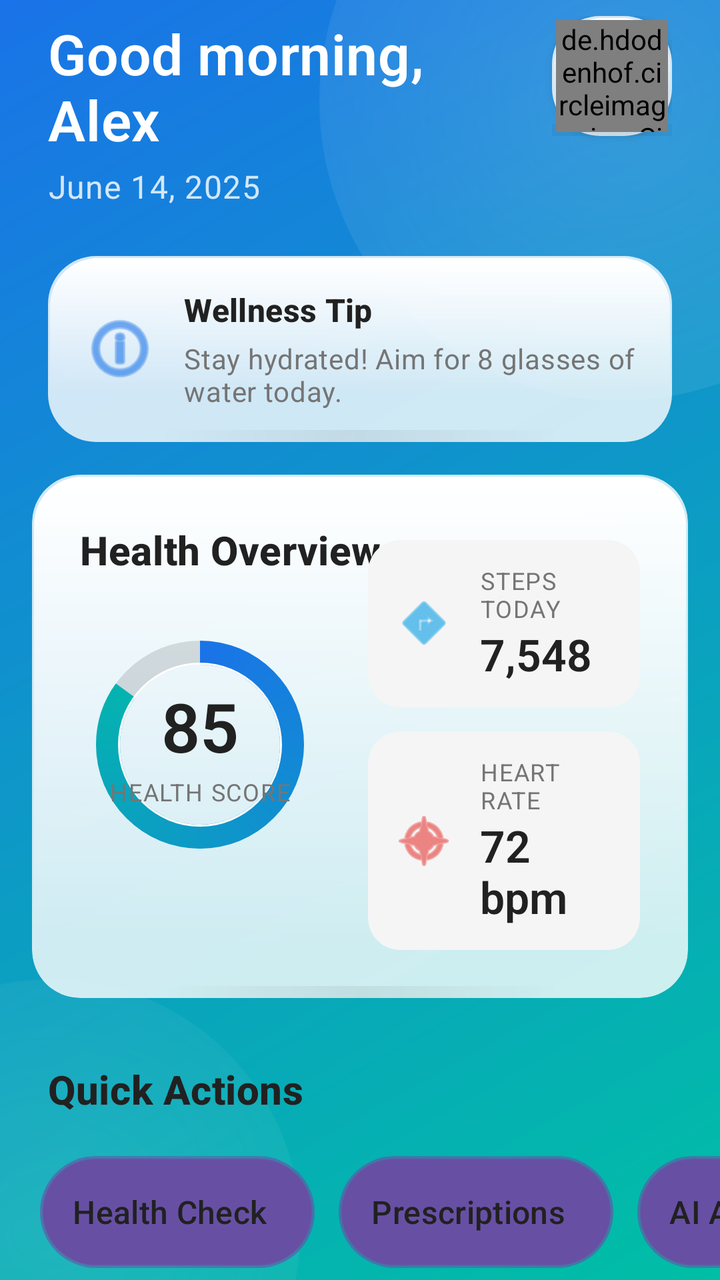
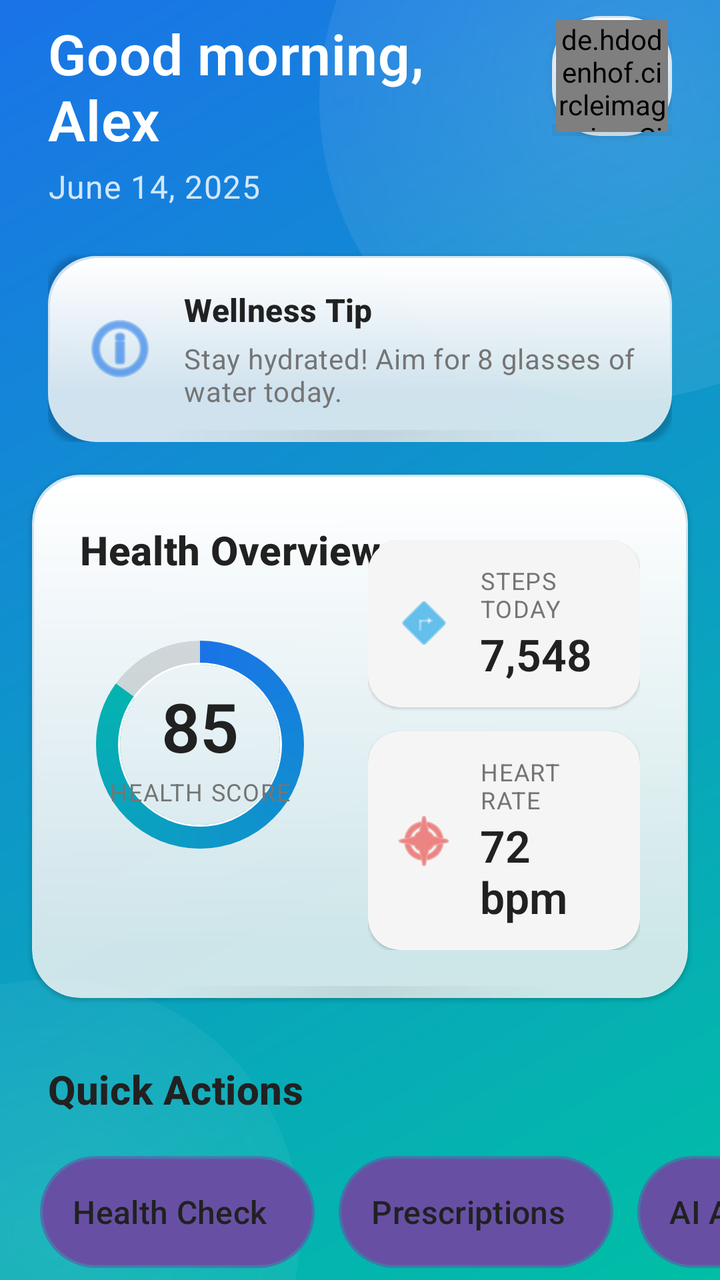

Before-and-after screenshots of an Android layout around one commit, followed by the original layout XML and the change that was made.
<!-- AndroidManifest.xml: application theme Theme.Health_Assistant -->
<!-- res/layout/fragment_home.xml -->
<?xml version="1.0" encoding="utf-8"?>
<androidx.coordinatorlayout.widget.CoordinatorLayout xmlns:android="http://schemas.android.com/apk/res/android"
    xmlns:app="http://schemas.android.com/apk/res-auto"
    xmlns:tools="http://schemas.android.com/tools"
    android:layout_width="match_parent"
    android:layout_height="match_parent"
    android:background="@android:color/transparent"
    tools:context=".features.home.HomeFragment">

    
    <FrameLayout
        android:id="@+id/dynamic_background"
        android:layout_width="match_parent"
        android:layout_height="match_parent">

        <View
            android:layout_width="match_parent"
            android:layout_height="match_parent"
            android:background="@drawable/premium_gradient_background" />

        
        <View
            android:id="@+id/decorative_shape_1"
            android:layout_width="300dp"
            android:layout_height="300dp"
            android:layout_gravity="top|end"
            android:layout_marginTop="-100dp"
            android:layout_marginEnd="-100dp"
            android:alpha="0.3"
            android:background="@drawable/decorative_circle_shape" />

        
        <View
            android:id="@+id/decorative_shape_2"
            android:layout_width="250dp"
            android:layout_height="250dp"
            android:layout_gravity="bottom|start"
            android:layout_marginBottom="-100dp"
            android:layout_marginStart="-100dp"
            android:alpha="0.2"
            android:background="@drawable/decorative_circle_shape" />
    </FrameLayout>

    
    <androidx.core.widget.NestedScrollView
        android:layout_width="match_parent"
        android:layout_height="match_parent"
        android:fillViewport="true"
        android:overScrollMode="never"
        android:clipToPadding="false"
        android:scrollbars="none"
        android:background="@android:color/transparent"
        android:paddingTop="0dp">

        <androidx.constraintlayout.widget.ConstraintLayout
            android:layout_width="match_parent"
            android:layout_height="wrap_content"
            android:background="@android:color/transparent"
            android:paddingBottom="24dp">

            
            <androidx.constraintlayout.widget.ConstraintLayout
                android:id="@+id/top_section"
                android:layout_width="0dp"
                android:layout_height="wrap_content"
                android:paddingStart="24dp"
                android:paddingTop="8dp"
                android:paddingEnd="24dp"
                android:paddingBottom="32dp"
                android:background="@android:color/transparent"
                app:layout_constraintEnd_toEndOf="parent"
                app:layout_constraintStart_toStartOf="parent"
                app:layout_constraintTop_toTopOf="parent">

                <LinearLayout
                    android:id="@+id/greeting_container"
                    android:layout_width="0dp"
                    android:layout_height="wrap_content"
                    android:layout_marginEnd="16dp"
                    android:orientation="vertical"
                    app:layout_constraintEnd_toStartOf="@+id/avatar_container"
                    app:layout_constraintStart_toStartOf="parent"
                    app:layout_constraintTop_toTopOf="parent">

                    <TextView
                        android:id="@+id/greeting_text"
                        style="@style/TextAppearance.HealthAssistant.Greeting"
                        android:layout_width="wrap_content"
                        android:layout_height="wrap_content"
                        android:text="Good morning, Alex"
                        android:elevation="2dp" />

                    <TextView
                        android:id="@+id/date_text"
                        style="@style/TextAppearance.HealthAssistant.Date"
                        android:layout_width="wrap_content"
                        android:layout_height="wrap_content"
                        android:layout_marginTop="4dp"
                        android:text="June 14, 2025"
                        android:elevation="1dp"/>
                </LinearLayout>

                
                <FrameLayout
                    android:id="@+id/avatar_container"
                    android:layout_width="60dp"
                    android:layout_height="60dp"
                    android:background="@drawable/glassmorphism_card_background"
                    android:foreground="?attr/selectableItemBackgroundBorderless"
                    android:padding="2dp"
                    android:elevation="3dp"
                    app:layout_constraintEnd_toEndOf="parent"
                    app:layout_constraintTop_toTopOf="parent">

                    <de.hdodenhof.circleimageview.CircleImageView
                        android:id="@+id/user_avatar"
                        android:layout_width="match_parent"
                        android:layout_height="match_parent"
                        android:src="@android:drawable/ic_menu_myplaces"
                        app:civ_border_width="2dp"
                        app:civ_border_color="#30FFFFFF" />
                </FrameLayout>

                
                <androidx.cardview.widget.CardView
                    android:id="@+id/contextual_card"
                    android:layout_width="0dp"
                    android:layout_height="wrap_content"
                    android:layout_marginTop="24dp"
                    app:cardBackgroundColor="@android:color/transparent"
                    app:cardCornerRadius="16dp"
                    app:cardElevation="0dp"
                    android:foreground="?attr/selectableItemBackground"
                    app:layout_constraintEnd_toEndOf="parent"
                    app:layout_constraintStart_toStartOf="parent"
                    app:layout_constraintTop_toBottomOf="@+id/greeting_container">

                    <FrameLayout
                        android:layout_width="match_parent"
                        android:layout_height="wrap_content"
                        android:background="@drawable/glassmorphism_card_background"
                        android:padding="16dp">

                        <LinearLayout
                            android:layout_width="match_parent"
                            android:layout_height="wrap_content"
                            android:orientation="horizontal"
                            android:gravity="center_vertical">

                            <ImageView
                                android:id="@+id/contextual_icon"
                                android:layout_width="40dp"
                                android:layout_height="40dp"
                                android:layout_marginEnd="12dp"
                                android:src="@android:drawable/ic_menu_info_details"
                                android:tint="#1A73E8" />

                            <LinearLayout
                                android:layout_width="match_parent"
                                android:layout_height="wrap_content"
                                android:orientation="vertical">

                                <TextView
                                    android:id="@+id/contextual_title"
                                    style="@style/TextAppearance.HealthAssistant.CardTitle"
                                    android:layout_width="wrap_content"
                                    android:layout_height="wrap_content"
                                    android:text="Wellness Tip" />

                                <TextView
                                    android:id="@+id/contextual_content"
                                    style="@style/TextAppearance.HealthAssistant.TipText"
                                    android:layout_width="wrap_content"
                                    android:layout_height="wrap_content"
                                    android:layout_marginTop="4dp"
                                    android:text="Stay hydrated! Aim for 8 glasses of water today." />
                            </LinearLayout>
                        </LinearLayout>
                    </FrameLayout>
                </androidx.cardview.widget.CardView>
            </androidx.constraintlayout.widget.ConstraintLayout>

            
            <androidx.cardview.widget.CardView
                android:id="@+id/health_summary_card"
                android:layout_width="0dp"
                android:layout_height="wrap_content"
                android:layout_marginStart="16dp"
                android:layout_marginEnd="16dp"
                android:layout_marginTop="-16dp"
                app:cardBackgroundColor="@android:color/transparent"
                app:cardCornerRadius="24dp"
                app:cardElevation="0dp"
                app:layout_constraintEnd_toEndOf="parent"
                app:layout_constraintStart_toStartOf="parent"
                app:layout_constraintTop_toBottomOf="@id/top_section">

                <FrameLayout
                    android:layout_width="match_parent"
                    android:layout_height="wrap_content"
                    android:background="@drawable/glassmorphism_card_background">

                    <androidx.constraintlayout.widget.ConstraintLayout
                        android:layout_width="match_parent"
                        android:layout_height="wrap_content"
                        android:padding="24dp">

                        <TextView
                            android:id="@+id/health_summary_title"
                            style="@style/TextAppearance.HealthAssistant.SectionTitle"
                            android:layout_width="wrap_content"
                            android:layout_height="wrap_content"
                            android:text="Health Overview"
                            app:layout_constraintStart_toStartOf="parent"
                            app:layout_constraintTop_toTopOf="parent" />

                        
                        <FrameLayout
                            android:id="@+id/health_score_container"
                            android:layout_width="120dp"
                            android:layout_height="120dp"
                            android:layout_marginTop="24dp"
                            app:layout_constraintEnd_toStartOf="@+id/metrics_container"
                            app:layout_constraintHorizontal_bias="0.0"
                            app:layout_constraintHorizontal_chainStyle="spread"
                            app:layout_constraintStart_toStartOf="parent"
                            app:layout_constraintTop_toBottomOf="@+id/health_summary_title">

                            <ProgressBar
                                android:id="@+id/health_score_progress"
                                style="?android:attr/progressBarStyleHorizontal"
                                android:layout_width="match_parent"
                                android:layout_height="match_parent"
                                android:indeterminate="false"
                                android:max="100"
                                android:progress="85"
                                android:progressDrawable="@drawable/premium_circular_progress" />

                            <LinearLayout
                                android:layout_width="match_parent"
                                android:layout_height="match_parent"
                                android:gravity="center"
                                android:orientation="vertical">

                                <TextView
                                    android:id="@+id/health_score_value"
                                    style="@style/TextAppearance.HealthAssistant.MetricValue"
                                    android:layout_width="wrap_content"
                                    android:layout_height="wrap_content"
                                    android:text="85"
                                    android:textSize="34sp" />

                                <TextView
                                    style="@style/TextAppearance.HealthAssistant.MetricLabel"
                                    android:layout_width="wrap_content"
                                    android:layout_height="wrap_content"
                                    android:layout_marginTop="2dp"
                                    android:text="HEALTH SCORE" />
                            </LinearLayout>
                        </FrameLayout>

                        
                        <LinearLayout
                            android:id="@+id/metrics_container"
                            android:layout_width="0dp"
                            android:layout_height="wrap_content"
                            android:layout_marginStart="24dp"
                            android:orientation="vertical"
                            app:layout_constraintBottom_toBottomOf="@+id/health_score_container"
                            app:layout_constraintEnd_toEndOf="parent"
                            app:layout_constraintStart_toEndOf="@+id/health_score_container"
                            app:layout_constraintTop_toTopOf="@+id/health_score_container">

                            
                            <androidx.cardview.widget.CardView
                                android:id="@+id/steps_card"
                                android:layout_width="match_parent"
                                android:layout_height="wrap_content"
                                android:layout_marginBottom="12dp"
                                app:cardBackgroundColor="#F5F5F5"
                                app:cardCornerRadius="16dp"
                                app:cardElevation="0dp"
                                android:foreground="?attr/selectableItemBackground">

                                <LinearLayout
                                    android:layout_width="match_parent"
                                    android:layout_height="wrap_content"
                                    android:gravity="center_vertical"
                                    android:orientation="horizontal"
                                    android:padding="12dp">

                                    <ImageView
                                        android:layout_width="32dp"
                                        android:layout_height="32dp"
                                        android:contentDescription="Steps icon"
                                        android:src="@android:drawable/ic_menu_directions"
                                        app:tint="@color/stepBlue" />

                                    <LinearLayout
                                        android:layout_width="match_parent"
                                        android:layout_height="wrap_content"
                                        android:layout_marginStart="12dp"
                                        android:orientation="vertical">

                                        <TextView
                                            style="@style/TextAppearance.HealthAssistant.MetricLabel"
                                            android:layout_width="wrap_content"
                                            android:layout_height="wrap_content"
                                            android:text="STEPS TODAY" />

                                        <TextView
                                            android:id="@+id/steps_value"
                                            style="@style/TextAppearance.HealthAssistant.MetricValue"
                                            android:layout_width="wrap_content"
                                            android:layout_height="wrap_content"
                                            android:text="7,548"
                                            android:textSize="22sp" />
                                    </LinearLayout>
                                </LinearLayout>
                            </androidx.cardview.widget.CardView>

                            
                            <androidx.cardview.widget.CardView
                                android:id="@+id/heart_rate_card"
                                android:layout_width="match_parent"
                                android:layout_height="wrap_content"
                                app:cardBackgroundColor="#F5F5F5"
                                app:cardCornerRadius="16dp"
                                app:cardElevation="0dp"
                                android:foreground="?attr/selectableItemBackground">

                                <LinearLayout
                                    android:layout_width="match_parent"
                                    android:layout_height="wrap_content"
                                    android:gravity="center_vertical"
                                    android:orientation="horizontal"
                                    android:padding="12dp">

                                    <ImageView
                                        android:layout_width="32dp"
                                        android:layout_height="32dp"
                                        android:contentDescription="Heart rate icon"
                                        android:src="@android:drawable/ic_menu_compass"
                                        app:tint="@color/heartRateRed" />

                                    <LinearLayout
                                        android:layout_width="match_parent"
                                        android:layout_height="wrap_content"
                                        android:layout_marginStart="12dp"
                                        android:orientation="vertical">

                                        <TextView
                                            style="@style/TextAppearance.HealthAssistant.MetricLabel"
                                            android:layout_width="wrap_content"
                                            android:layout_height="wrap_content"
                                            android:text="HEART RATE" />

                                        <TextView
                                            android:id="@+id/heart_rate_value"
                                            style="@style/TextAppearance.HealthAssistant.MetricValue"
                                            android:layout_width="wrap_content"
                                            android:layout_height="wrap_content"
                                            android:text="72 bpm"
                                            android:textSize="22sp" />
                                    </LinearLayout>
                                </LinearLayout>
                            </androidx.cardview.widget.CardView>
                        </LinearLayout>
                    </androidx.constraintlayout.widget.ConstraintLayout>
                </FrameLayout>
            </androidx.cardview.widget.CardView>

            
            <TextView
                android:id="@+id/quick_actions_title"
                style="@style/TextAppearance.HealthAssistant.SectionTitle"
                android:layout_width="wrap_content"
                android:layout_height="wrap_content"
                android:layout_marginStart="24dp"
                android:layout_marginTop="32dp"
                android:text="Quick Actions"
                app:layout_constraintStart_toStartOf="parent"
                app:layout_constraintTop_toBottomOf="@+id/health_summary_card" />

            
            <HorizontalScrollView
                android:id="@+id/quick_actions_scroll"
                android:layout_width="0dp"
                android:layout_height="wrap_content"
                android:layout_marginTop="16dp"
                android:clipToPadding="false"
                android:overScrollMode="never"
                android:paddingStart="16dp"
                android:paddingEnd="16dp"
                android:scrollbars="none"
                app:layout_constraintEnd_toEndOf="parent"
                app:layout_constraintStart_toStartOf="parent"
                app:layout_constraintTop_toBottomOf="@+id/quick_actions_title">

                <LinearLayout
                    android:layout_width="wrap_content"
                    android:layout_height="wrap_content"
                    android:orientation="horizontal"
                    android:padding="4dp">

                    
                    <Button
                        android:id="@+id/health_check_button"
                        android:layout_width="wrap_content"
                        android:layout_height="56dp"
                        android:layout_marginEnd="12dp"
                        android:background="@drawable/pill_button_selector"
                        android:drawableStart="@android:drawable/ic_menu_help"
                        android:drawableTint="#00BFA5"
                        android:drawablePadding="8dp"
                        android:paddingStart="16dp"
                        android:paddingEnd="24dp"
                        android:stateListAnimator="@null"
                        android:text="Health Check"
                        android:textAllCaps="false"
                        android:textColor="@color/textPrimary"
                        android:textSize="16sp" />

                    
                    <Button
                        android:id="@+id/prescriptions_button"
                        android:layout_width="wrap_content"
                        android:layout_height="56dp"
                        android:layout_marginEnd="12dp"
                        android:background="@drawable/pill_button_selector"
                        android:drawableStart="@android:drawable/ic_menu_agenda"
                        android:drawableTint="#3F51B5"
                        android:drawablePadding="8dp"
                        android:paddingStart="16dp"
                        android:paddingEnd="24dp"
                        android:stateListAnimator="@null"
                        android:text="Prescriptions"
                        android:textAllCaps="false"
                        android:textColor="@color/textPrimary"
                        android:textSize="16sp" />

                    
                    <Button
                        android:id="@+id/ai_assistant_button"
                        android:layout_width="wrap_content"
                        android:layout_height="56dp"
                        android:layout_marginEnd="12dp"
                        android:background="@drawable/pill_button_selector"
                        android:drawableStart="@android:drawable/ic_menu_edit"
                        android:drawableTint="#1A73E8"
                        android:drawablePadding="8dp"
                        android:paddingStart="16dp"
                        android:paddingEnd="24dp"
                        android:stateListAnimator="@null"
                        android:text="AI Assistant"
                        android:textAllCaps="false"
                        android:textColor="@color/textPrimary"
                        android:textSize="16sp" />

                    
                    <Button
                        android:id="@+id/emergency_button"
                        android:layout_width="wrap_content"
                        android:layout_height="56dp"
                        android:background="@drawable/pill_button_selector"
                        android:drawableStart="@android:drawable/ic_menu_call"
                        android:drawableTint="#E53935"
                        android:drawablePadding="8dp"
                        android:paddingStart="16dp"
                        android:paddingEnd="24dp"
                        android:stateListAnimator="@null"
                        android:text="Emergency"
                        android:textAllCaps="false"
                        android:textColor="@color/textPrimary"
                        android:textSize="16sp" />
                </LinearLayout>
            </HorizontalScrollView>

            
            <TextView
                android:id="@+id/insights_title"
                style="@style/TextAppearance.HealthAssistant.SectionTitle"
                android:layout_width="wrap_content"
                android:layout_height="wrap_content"
                android:layout_marginStart="24dp"
                android:layout_marginTop="32dp"
                android:text="Your Insights"
                app:layout_constraintStart_toStartOf="parent"
                app:layout_constraintTop_toBottomOf="@+id/quick_actions_scroll" />

            
            <androidx.recyclerview.widget.RecyclerView
                android:id="@+id/insights_recycler"
                android:layout_width="0dp"
                android:layout_height="wrap_content"
                android:layout_marginTop="16dp"
                android:clipToPadding="false"
                android:orientation="horizontal"
                android:paddingStart="16dp"
                android:paddingEnd="16dp"
                android:paddingBottom="8dp"
                app:layout_constraintEnd_toEndOf="parent"
                app:layout_constraintStart_toStartOf="parent"
                app:layout_constraintTop_toBottomOf="@+id/insights_title" />

        </androidx.constraintlayout.widget.ConstraintLayout>
    </androidx.core.widget.NestedScrollView>
</androidx.coordinatorlayout.widget.CoordinatorLayout>
<!-- resources referenced by this layout -->
<resources>
  <color name="heartRateRed">#E53935</color>
  <color name="stepBlue">#039BE5</color>
  <color name="textPrimary">#212121</color>
  <!-- drawable decorative_circle_shape (drawable) -->
  <?xml version="1.0" encoding="utf-8"?>
  <shape xmlns:android="http://schemas.android.com/apk/res/android"
      android:shape="oval">
      <gradient
          android:type="radial"
          android:gradientRadius="100%p"
          android:startColor="#80FFFFFF"
          android:endColor="#00FFFFFF" />
  </shape>
  <!-- drawable premium_gradient_background (drawable) -->
  <?xml version="1.0" encoding="utf-8"?>
  <shape xmlns:android="http://schemas.android.com/apk/res/android"
      android:shape="rectangle">
      <gradient
          android:angle="135"
          android:endColor="#1A73E8"
          android:startColor="#00BFA5"
          android:type="linear" />
  </shape>
  <style name="TextAppearance.HealthAssistant.CardTitle" parent="TextAppearance.MaterialComponents.Subtitle2">
          <item name="android:textColor">#212121</item>
          <item name="android:textSize">16sp</item>
          <item name="android:textStyle">bold</item>
          <item name="fontFamily">sans-serif-medium</item>
      </style>
  <style name="TextAppearance.HealthAssistant.Date" parent="TextAppearance.MaterialComponents.Body1">
          <item name="android:textColor">#E6FFFFFF</item>
          <item name="android:textSize">16sp</item>
          <item name="android:alpha">0.9</item>
          <item name="fontFamily">sans-serif</item>
      </style>
  <style name="TextAppearance.HealthAssistant.Greeting" parent="TextAppearance.MaterialComponents.Headline4">
          <item name="android:textColor">@android:color/white</item>
          <item name="android:textSize">28sp</item>
          <item name="android:textStyle">bold</item>
          <item name="fontFamily">sans-serif-light</item>
      </style>
  <style name="TextAppearance.HealthAssistant.MetricLabel" parent="TextAppearance.MaterialComponents.Caption">
          <item name="android:textColor">#757575</item>
          <item name="android:textSize">12sp</item>
          <item name="android:textStyle">normal</item>
          <item name="fontFamily">sans-serif</item>
          <item name="android:letterSpacing">0.05</item>
      </style>
  <style name="TextAppearance.HealthAssistant.MetricValue" parent="TextAppearance.MaterialComponents.Headline5">
          <item name="android:textColor">#212121</item>
          <item name="android:textSize">30sp</item>
          <item name="android:textStyle">bold</item>
          <item name="fontFamily">sans-serif-light</item>
      </style>
  <style name="TextAppearance.HealthAssistant.SectionTitle" parent="TextAppearance.MaterialComponents.Subtitle1">
          <item name="android:textColor">#212121</item>
          <item name="android:textSize">20sp</item>
          <item name="android:textStyle">bold</item>
          <item name="fontFamily">sans-serif-medium</item>
      </style>
  <style name="TextAppearance.HealthAssistant.TipText" parent="TextAppearance.MaterialComponents.Body2">
          <item name="android:textColor">#757575</item>
          <item name="android:textSize">14sp</item>
          <item name="fontFamily">sans-serif</item>
      </style>
  <style name="Theme.Health_Assistant" parent="Base.Theme.Health_Assistant" />
  <style name="Base.Theme.Health_Assistant" parent="Theme.Material3.DayNight.NoActionBar">
          
          
      </style>
  <!-- unchanged entries left out for length: 3 -->
</resources>

<!-- the commit's change to res/layout/fragment_home.xml (unified diff, before → after) -->
@@ -128,8 +128,8 @@
                     android:layout_height="wrap_content"
                     android:layout_marginTop="24dp"
                     app:cardBackgroundColor="@android:color/transparent"
-                    app:cardCornerRadius="16dp"
-                    app:cardElevation="0dp"
+                    app:cardCornerRadius="@dimen/corner_radius_medium"
+                    app:cardElevation="@dimen/card_elevation_small"
                     android:foreground="?attr/selectableItemBackground"
                     app:layout_constraintEnd_toEndOf="parent"
                     app:layout_constraintStart_toStartOf="parent"
@@ -153,7 +153,7 @@
                                 android:layout_height="40dp"
                                 android:layout_marginEnd="12dp"
                                 android:src="@android:drawable/ic_menu_info_details"
-                                android:tint="#1A73E8" />
+                                app:tint="#1A73E8" />
 
                             <LinearLayout
                                 android:layout_width="match_parent"
@@ -189,8 +189,8 @@
                 android:layout_marginEnd="16dp"
                 android:layout_marginTop="-16dp"
                 app:cardBackgroundColor="@android:color/transparent"
-                app:cardCornerRadius="24dp"
-                app:cardElevation="0dp"
+                app:cardCornerRadius="@dimen/corner_radius_large"
+                app:cardElevation="@dimen/card_elevation_small"
                 app:layout_constraintEnd_toEndOf="parent"
                 app:layout_constraintStart_toStartOf="parent"
                 app:layout_constraintTop_toBottomOf="@id/top_section">
@@ -278,8 +278,8 @@
                                 android:layout_height="wrap_content"
                                 android:layout_marginBottom="12dp"
                                 app:cardBackgroundColor="#F5F5F5"
-                                app:cardCornerRadius="16dp"
-                                app:cardElevation="0dp"
+                                app:cardCornerRadius="@dimen/corner_radius_medium"
+                                app:cardElevation="@dimen/card_elevation_small"
                                 android:foreground="?attr/selectableItemBackground">
 
                                 <LinearLayout
@@ -325,8 +325,8 @@
                                 android:layout_width="match_parent"
                                 android:layout_height="wrap_content"
                                 app:cardBackgroundColor="#F5F5F5"
-                                app:cardCornerRadius="16dp"
-                                app:cardElevation="0dp"
+                                app:cardCornerRadius="@dimen/corner_radius_medium"
+                                app:cardElevation="@dimen/card_elevation_small"
                                 android:foreground="?attr/selectableItemBackground">
 
                                 <LinearLayout
<!-- resource entries referenced after the edit -->
@@ -3,6 +3,9 @@
   <color name="heartRateRed">#E53935</color>
   <color name="stepBlue">#039BE5</color>
   <color name="textPrimary">#212121</color>
+  <dimen name="card_elevation_small">1dp</dimen>
+  <dimen name="corner_radius_large">24dp</dimen>
+  <dimen name="corner_radius_medium">16dp</dimen>
   <!-- drawable decorative_circle_shape (drawable) -->
   <?xml version="1.0" encoding="utf-8"?>
   <shape xmlns:android="http://schemas.android.com/apk/res/android"
